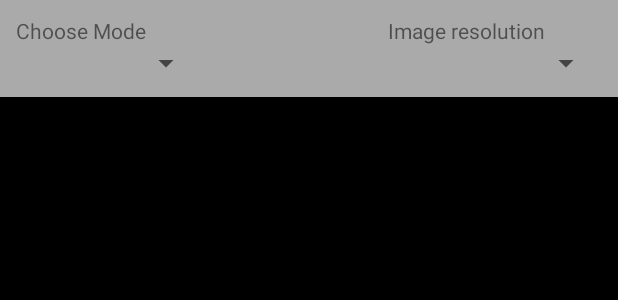
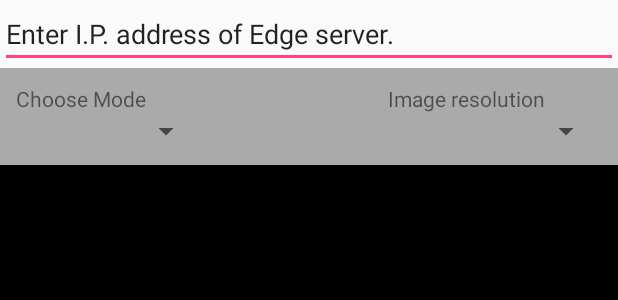
Before and after one commit to phd-jaybie/opencv-android, an Android app: the layout activity_main.xml on its own in the app's theme, with its tools: preview values and no code run, on a phone screen of 412 x 824 dp. Shown: the top 300 px of the screen. Run offline under Robolectric (Android 15) with nearby library versions, the phone set to English and light mode, and no system bars.

Commit message:
Timing updates.

```diff
--- a/app/src/main/res/layout/activity_main.xml
+++ b/app/src/main/res/layout/activity_main.xml
@@ -6,6 +6,15 @@
     android:layout_width="fill_parent"
     android:layout_height="fill_parent"
     tools:context="com.example.deg032.opencvwithsift.MainActivity">
+
+
+    <EditText
+        android:id="@+id/internet_address_Text"
+        android:layout_width="match_parent"
+        android:layout_height="wrap_content"
+        android:ems="10"
+        android:inputType="textUri"
+        android:text="Enter I.P. address of Edge server." />
 
     <LinearLayout
         android:id="@+id/result_container"
--- a/app/src/main/res/values/strings.xml
+++ b/app/src/main/res/values/strings.xml
@@ -66,6 +66,7 @@
         <item>3</item>
         <item>4.8</item>
         <item>8.5</item>
+        <item>10.1</item>
         <item>12.2</item>
     </string-array>
 
```
Also changed, not shown: app/src/main/java/com/example/deg032/opencvwithsift/Camera2BasicFragment.java (+26 -8 lines), app/src/main/java/com/example/deg032/opencvwithsift/MainActivity.java (+12 -0 lines).
